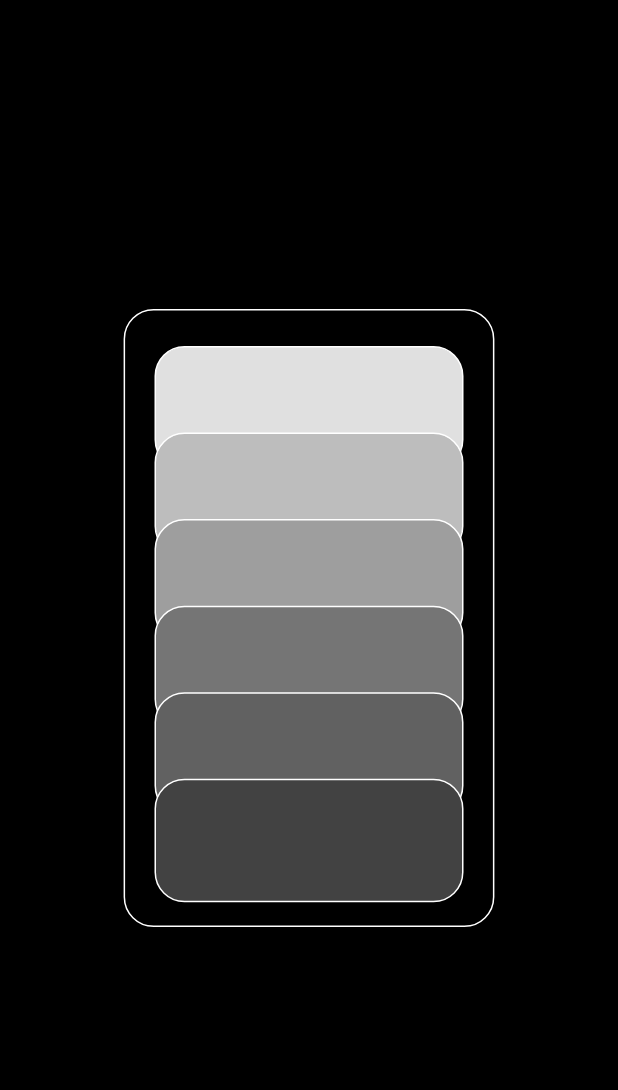
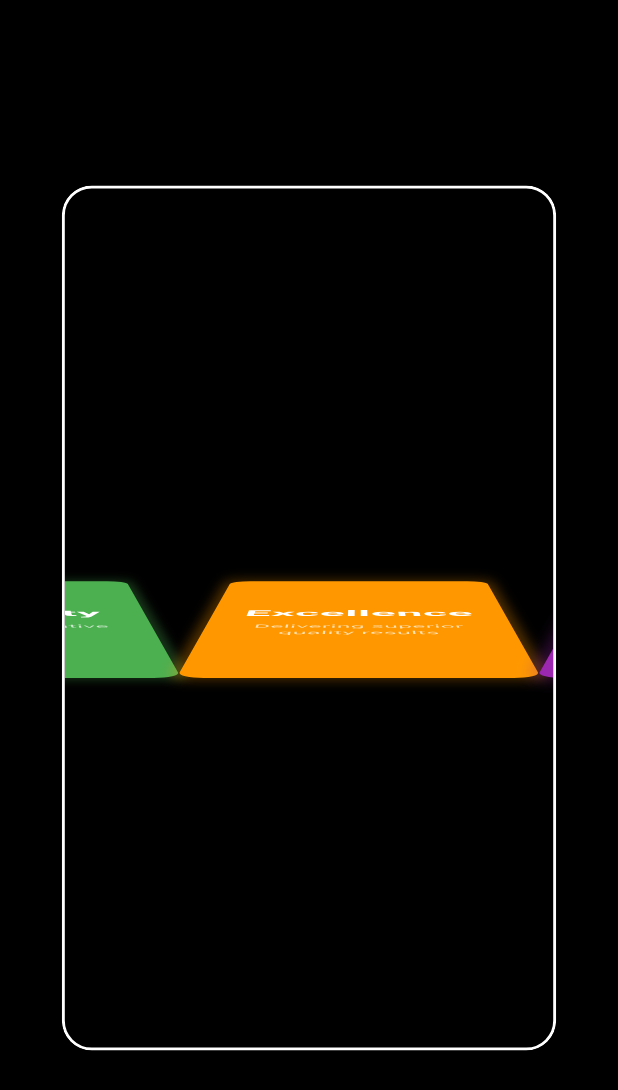
Before and after one commit to nayan1306/lazer-elements-flutter, a Flutter app: the screen it shows after launch, on a phone screen of 412 x 824 dp. Shown: the top 1090 px of the screen. Run offline on Flutter 3.47's test engine with Material 3 defaults, Android fonts, the phone set to English and light mode, and no system bars; missing offline and left inert: model_viewer_plus.

Commit message:
Feat: Update main.dart to replace Section8 with Section9, introducing a new animated card layout with hover effects and scrolling animations, enhancing user engagement and visual dynamics in the application.

```diff
--- a/lib/main.dart
+++ b/lib/main.dart
@@ -1,5 +1,5 @@
 import 'package:flutter/material.dart';
-import 'package:lazer_widgets/sections/section_8.dart';
+import 'package:lazer_widgets/sections/section_9.dart';
 
 void main() {
   runApp(const LazerWidgets());
@@ -22,7 +22,7 @@ class _LazerWidgetsState extends State<LazerWidgets> {
         body: Stack(
           children: [
             // Section 1 with its own scroll handling
-            Section8(),
+            Section9(),
           ],
         ),
       ),
--- /dev/null
+++ b/lib/sections/section_9.dart
@@ -0,0 +1,247 @@
+import 'package:flutter/material.dart';
+
+class Section9 extends StatefulWidget {
+  const Section9({super.key});
+
+  @override
+  State<Section9> createState() => _Section9State();
+}
+
+class _Section9State extends State<Section9> with TickerProviderStateMixin {
+  late AnimationController _scrollAnimationController;
+
+  @override
+  void initState() {
+    super.initState();
+    _scrollAnimationController = AnimationController(
+      vsync: this,
+      duration: const Duration(seconds: 15),
+    )..repeat();
+  }
+
+  @override
+  void dispose() {
+    _scrollAnimationController.dispose();
+    super.dispose();
+  }
+
+  @override
+  Widget build(BuildContext context) {
+    final screenWidth = MediaQuery.of(context).size.width;
+    final screenHeight = MediaQuery.of(context).size.height;
+    final containerWidth = screenWidth * 0.8;
+    final containerHeight = screenHeight * 0.7;
+
+    final colors = [
+      Colors.red,
+      Colors.blue,
+      Colors.green,
+      Colors.orange,
+      Colors.purple,
+    ];
+
+    final titles = [
+      'Innovation',
+      'Technology',
+      'Creativity',
+      'Excellence',
+      'Future',
+    ];
+
+    final descriptions = [
+      'Pushing boundaries with cutting-edge solutions',
+      'Harnessing the power of modern tech',
+      'Unleashing creative potential',
+      'Delivering superior quality results',
+      'Building tomorrow\'s possibilities',
+    ];
+
+    // Portrait card dimensions (taller than wide)
+    final cardWidth = 200.0;
+    final cardHeight = 360.0;
+    final cardSpacing = 40.0;
+    final totalCardWidth = cardWidth + cardSpacing;
+
+    return Scaffold(
+      backgroundColor: Colors.black,
+      body: Center(
+        child: SizedBox(
+          width: containerWidth,
+          height: containerHeight,
+          child: ClipRRect(
+            borderRadius: BorderRadius.circular(20),
+            child: Container(
+              decoration: BoxDecoration(
+                border: Border.all(color: Colors.white, width: 2),
+                borderRadius: BorderRadius.circular(20),
+              ),
+              child: Stack(
+                children: [
+                  AnimatedBuilder(
+                    animation: _scrollAnimationController,
+                    builder: (context, child) {
+                      // Calculate the offset for horizontal scrolling
+                      // Move cards from right to left
+                      final totalWidth = totalCardWidth * 5;
+                      final scrollOffset =
+                          (_scrollAnimationController.value * totalWidth) %
+                          totalWidth;
+
+                      return Positioned(
+                        left: -scrollOffset,
+                        top: (containerHeight - cardHeight) / 2,
+                        child: Row(
+                          children: [
+                            // Create multiple sets of cards for seamless looping
+                            for (int set = 0; set < 3; set++)
+                              for (int i = 0; i < 5; i++)
+                                Padding(
+                                  padding: EdgeInsets.only(
+                                    right: i < 4
+                                        ? cardSpacing
+                                        : (set < 2 ? cardSpacing : 0),
+                                  ),
+                                  child: AnimatedCard(
+                                    width: cardWidth,
+                                    height: cardHeight,
+                                    color: colors[i],
+                                    title: titles[i],
+                                    description: descriptions[i],
+                                  ),
+                                ),
+                          ],
+                        ),
+                      );
+                    },
+                  ),
+                ],
+              ),
+            ),
+          ),
+        ),
+      ),
+    );
+  }
+}
+
+class AnimatedCard extends StatefulWidget {
+  final double width;
+  final double height;
+  final Color color;
+  final String title;
+  final String description;
+
+  const AnimatedCard({
+    super.key,
+    required this.width,
+    required this.height,
+    required this.color,
+    required this.title,
+    required this.description,
+  });
+
+  @override
+  State<AnimatedCard> createState() => _AnimatedCardState();
+}
+
+class _AnimatedCardState extends State<AnimatedCard>
+    with SingleTickerProviderStateMixin {
+  late AnimationController _rotationController;
+  late Animation<double> _rotationAnimation;
+  bool _isHovered = false;
+
+  @override
+  void initState() {
+    super.initState();
+    _rotationController = AnimationController(
+      vsync: this,
+      duration: const Duration(milliseconds: 400),
+    );
+    _rotationAnimation = CurvedAnimation(
+      parent: _rotationController,
+      curve: Curves.easeOutCubic,
+    );
+    // Start with card lying almost flat (80 degrees, content partially visible)
+    _rotationController.value = 0.0;
+  }
+
+  @override
+  void dispose() {
+    _rotationController.dispose();
+    super.dispose();
+  }
+
+  @override
+  Widget build(BuildContext context) {
+    return MouseRegion(
+      onEnter: (_) {
+        setState(() => _isHovered = true);
+        _rotationController.forward();
+      },
+      onExit: (_) {
+        setState(() => _isHovered = false);
+        _rotationController.reverse();
+      },
+      child: AnimatedBuilder(
+        animation: _rotationAnimation,
+        builder: (context, child) {
+          // Rotate from 80 degrees (lying almost flat, content partially visible) to 0 degrees (completely straight/vertical)
+          // Animation value 0 = lying flat, value 1 = upright
+          final rotation = 80.0 - (_rotationAnimation.value * 80.0);
+
+          return Transform(
+            alignment: Alignment.center,
+            transform: Matrix4.identity()
+              ..setEntry(3, 2, 0.001) // Perspective
+              ..rotateX(-rotation * 3.14159 / 180.0), // Convert to radians
+            child: Container(
+              width: widget.width,
+              height: widget.height,
+              decoration: BoxDecoration(
+                color: widget.color,
+                borderRadius: BorderRadius.circular(15),
+                boxShadow: [
+                  BoxShadow(
+                    color: widget.color.withOpacity(_isHovered ? 0.7 : 0.3),
+                    blurRadius: _isHovered ? 30 : 20,
+                    spreadRadius: _isHovered ? 8 : 5,
+                  ),
+                ],
+              ),
+              child: Padding(
+                padding: const EdgeInsets.all(20.0),
+                child: Column(
+                  mainAxisAlignment: MainAxisAlignment.center,
+                  crossAxisAlignment: CrossAxisAlignment.center,
+                  children: [
+                    Text(
+                      widget.title,
+                      style: const TextStyle(
+                        color: Colors.white,
+                        fontSize: 32,
+                        fontWeight: FontWeight.bold,
+                      ),
+                      textAlign: TextAlign.center,
+                    ),
+                    const SizedBox(height: 16),
+                    Text(
+                      widget.description,
+                      style: const TextStyle(
+                        color: Colors.white70,
+                        fontSize: 16,
+                        fontWeight: FontWeight.normal,
+                      ),
+                      textAlign: TextAlign.center,
+                      maxLines: 4,
+                      overflow: TextOverflow.ellipsis,
+                    ),
+                  ],
+                ),
+              ),
+            ),
+          );
+        },
+      ),
+    );
+  }
+}
```
